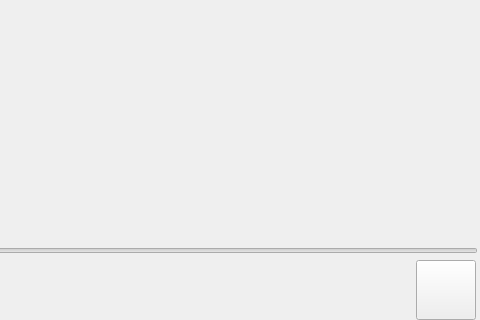
The window that project_graduation_xu/xuvideoplayer/xuvideoplayer.ui (OnTheWayx/Qtprojects) describes before a commit, drawn with Qt 5; both pictures show x 544 to 1024 and y 280 to 600 of the 1024 by 600 pixel window.
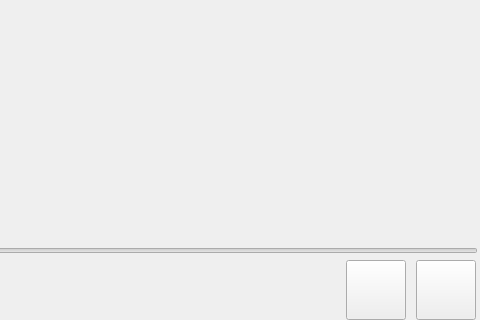
The same window after the commit.

Commit message:
[update] musicplayer and videoplayer
音乐播放器更新调整播放模式，更新调整声音，更新扫描歌曲按钮
视频播放器更新扫描歌曲按钮

Patch:
```diff
--- a/project_graduation_xu/xuvideoplayer/xuvideoplayer.ui
+++ b/project_graduation_xu/xuvideoplayer/xuvideoplayer.ui
@@ -169,6 +169,19 @@
     <set>Qt::AlignLeading|Qt::AlignLeft|Qt::AlignVCenter</set>
    </property>
   </widget>
+  <widget class="QPushButton" name="VideoplayerScanButton">
+   <property name="geometry">
+    <rect>
+     <x>890</x>
+     <y>540</y>
+     <width>60</width>
+     <height>60</height>
+    </rect>
+   </property>
+   <property name="text">
+    <string/>
+   </property>
+  </widget>
   <zorder>VideoplayerbaseWidget</zorder>
   <zorder>VideoplayerreturnButton</zorder>
   <zorder>VideoplayerplaySlider</zorder>
```
Left out of the diff: 1 changed line with no effect on the pictures. The commit also changes 13 other files.
